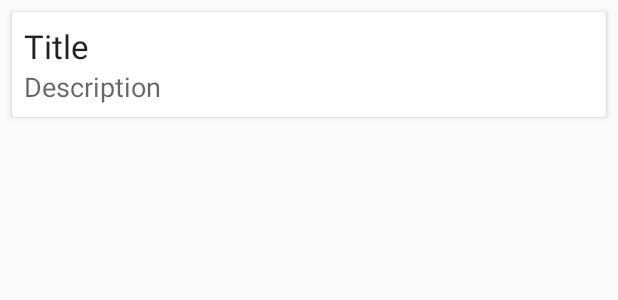
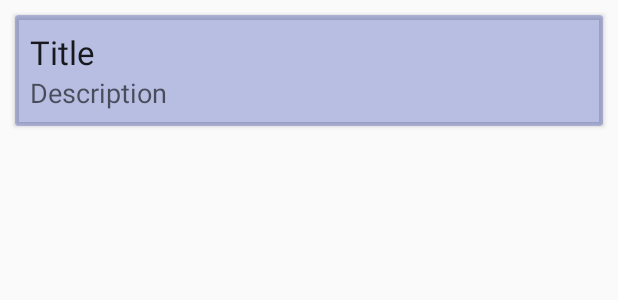
Before and after one commit to NehaT97/FaceBook_App, an Android app: the layout note_item_fragment.xml on its own in the app's theme, with its tools: preview values and no code run, on a phone screen of 412 x 824 dp. Shown: the top 300 px of the screen. Run offline under Robolectric (Android 15) with nearby library versions, the phone set to English and light mode, and no system bars.

```diff
--- a/app/src/main/java/com/bridgelabz/fundooapplication/model/Note.kt
+++ b/app/src/main/java/com/bridgelabz/fundooapplication/model/Note.kt
@@ -1,4 +1,4 @@
 package com.bridgelabz.fundooapplication.model
 
-data class Note(var title:String, var description: String) {
+data class Note(val userId:String= " ", val title: String = " ", val description: String = " ") {
 }
--- a/app/src/main/java/com/bridgelabz/fundooapplication/views/acitivities/SignupActivity.kt
+++ b/app/src/main/java/com/bridgelabz/fundooapplication/views/acitivities/SignupActivity.kt
@@ -91,7 +91,7 @@ class SignupActivity : AppCompatActivity() {
         if (password.text.toString().length < 8) {
             password.error = "Password should be minimum 8 characters"
             password.requestFocus()
-            return;
+              return;
         }
 
         if (!password.text.toString().matches("^(?=.*[0-9])(?=.*[a-z])(?=.*[!@#$%^&*+=?-]).{8,15}$".toRegex())){
--- a/app/src/main/res/layout/activity_home_dashboard.xml
+++ b/app/src/main/res/layout/activity_home_dashboard.xml
@@ -8,6 +8,10 @@
     android:layout_height="match_parent"
     tools:context=".views.acitivities.HomeDashboardActivity">
 
+
+    <!--<include layout="@layout/fragment_recycler_view"
+        android:layout_height="wrap_content"
+        android:layout_width="match_parent"></include>-->
     <fragment
         android:id="@+id/fragmentRecycle"
         android:name="com.bridgelabz.fundooapplication.views.fragments.RecyclerViewFragment"
@@ -15,6 +19,7 @@
         android:layout_height="match_parent"
         android:layout_marginTop="100dp"
         />
+
     <androidx.drawerlayout.widget.DrawerLayout
         android:id="@+id/drawer_layout"
         android:layout_width="match_parent"
--- a/app/src/main/res/layout/fragment_recycler_view.xml
+++ b/app/src/main/res/layout/fragment_recycler_view.xml
@@ -1,12 +1,12 @@
 <?xml version="1.0" encoding="utf-8"?>
 <androidx.recyclerview.widget.RecyclerView
     xmlns:android="http://schemas.android.com/apk/res/android"
-    android:layout_height="match_parent"
+    android:layout_height="wrap_content"
     android:layout_width="match_parent"
     android:id="@+id/recyclerView1"
     android:scrollbars="vertical"
-    android:layout_marginTop="70dp"
-    >
+    android:layout_alignParentBottom="true"
+    android:layout_marginTop="70dp">
 
 
 </androidx.recyclerview.widget.RecyclerView>
--- a/app/src/main/res/layout/note_item_fragment.xml
+++ b/app/src/main/res/layout/note_item_fragment.xml
@@ -1,16 +1,19 @@
 <?xml version="1.0" encoding="utf-8"?>
 <androidx.cardview.widget.CardView xmlns:android="http://schemas.android.com/apk/res/android"
-    android:layout_width="match_parent"
+    xmlns:app="http://schemas.android.com/apk/res-auto"
+    android:id="@+id/cardView"
+    android:layout_width="wrap_content"
     android:layout_height="wrap_content"
-    android:layout_marginTop="8dp"
-    android:layout_marginStart="8dp"
-    android:layout_marginEnd="8dp"
-    android:background="#FFFFE8">
+    android:layout_marginStart="10dp"
+    android:layout_marginTop="10dp"
+    android:layout_marginEnd="10dp"
+    android:background="#3F51B5"
+    app:cardBackgroundColor="#5B3F53B5">
 
     <RelativeLayout
         android:layout_width="match_parent"
         android:layout_height="match_parent"
-    android:padding="8dp">
+        android:padding="10dp">
 
         <TextView
             android:id="@+id/noteTitle"
@@ -23,9 +26,9 @@
             android:id="@+id/description"
             android:layout_width="match_parent"
             android:layout_height="wrap_content"
+            android:layout_below="@+id/noteTitle"
             android:text="Description"
-        android:textAppearance="@style/TextAppearance.AppCompat.Medium"
-        android:layout_below="@+id/noteTitle"/>
+            android:textAppearance="@style/TextAppearance.AppCompat.Medium" />
 
 
     </RelativeLayout>
--- a/build.gradle
+++ b/build.gradle
@@ -8,7 +8,7 @@ buildscript {
     dependencies {
         classpath "com.android.tools.build:gradle:4.1.1"
         classpath "org.jetbrains.kotlin:kotlin-gradle-plugin:$kotlin_version"
-        classpath 'com.google.gms:google-services:4.3.3'
+        classpath 'com.google.gms:google-services:4.3.4'
 
         // NOTE: Do not place your application dependencies here; they belong
         // in the individual module build.gradle files
```
Also changed, not shown: app/src/main/java/com/bridgelabz/fundooapplication/repository/FirebaseRepository.kt (added, +37 -0 lines), app/src/main/java/com/bridgelabz/fundooapplication/views/acitivities/HomeDashboardActivity.kt (+26 -23 lines), app/src/main/java/com/bridgelabz/fundooapplication/views/acitivities/SecondDashboardActivity.kt (+14 -36 lines). Lines whose indentation alone changed are shown as unchanged.
